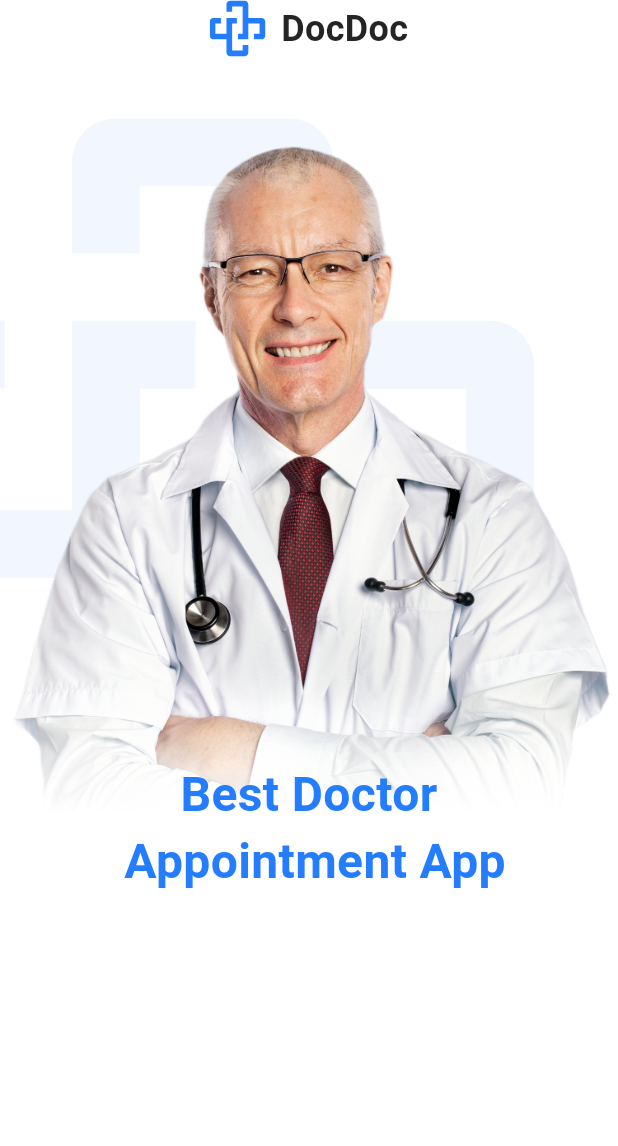
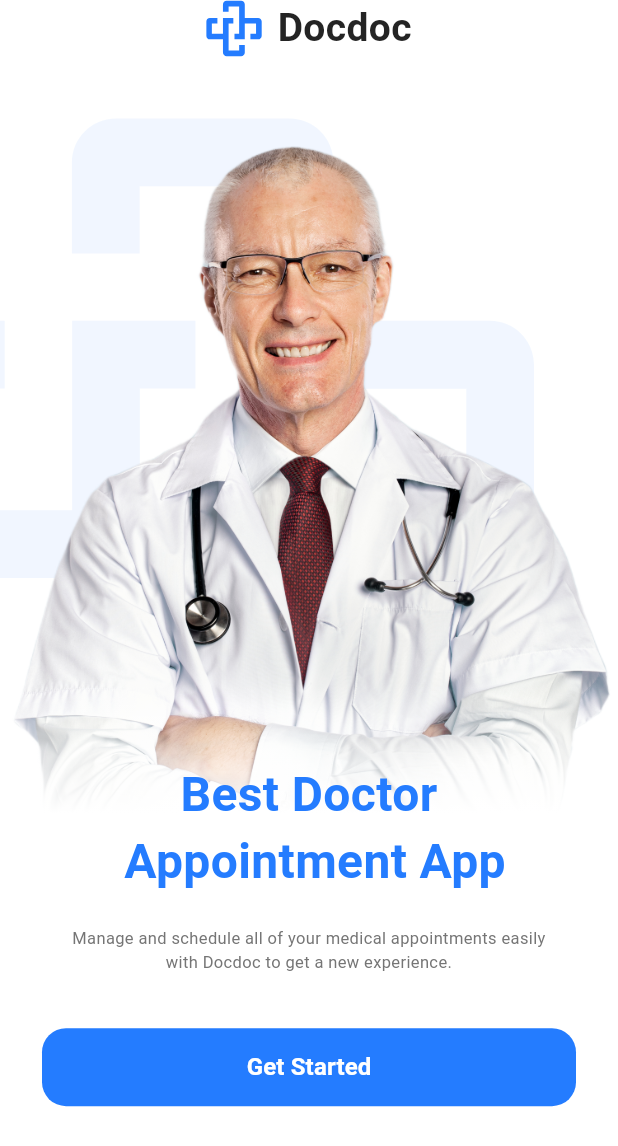
Before and after one commit to Ali-Ahmad-0/docdoc, a Flutter app: the screen it shows after launch, on a phone screen of 412 x 824 dp. Shown: the top 1146 px of the screen. Run offline on Flutter 3.47's test engine with Material 3 defaults, Android fonts, the light colour scheme and no system bars; our stand-ins replace flutter_screenutil, flutter_svg.

Commit message:
Refactor app structure to implement custom routing and enhance onboarding screen. Updated MyApp to use AppRouter, modified routes, and improved UI elements in onboarding and login screens.

```diff
--- a/lib/app.dart
+++ b/lib/app.dart
@@ -1,9 +1,13 @@
-import 'package:docdoc/features/onboarding/onboarding_screen.dart';
+import 'package:docdoc/core/routing/routes.dart';
 import 'package:flutter/material.dart';
 import 'package:flutter_screenutil/flutter_screenutil.dart';
 
+import 'core/routing/app_router.dart';
+import 'core/themes/colors.dart';
+
 class MyApp extends StatelessWidget {
-  const MyApp({super.key});
+  final AppRouter appRouter;
+  const MyApp({super.key, required this.appRouter});
 
   @override
   Widget build(BuildContext context) {
@@ -11,9 +15,16 @@ class MyApp extends StatelessWidget {
       designSize: const Size(375, 812),
       minTextAdapt: true,
       splitScreenMode: true,
-
-      // Use builder only if you need to use library outside ScreenUtilInit context
-      child: const OnboardingScreen(),
+      child: MaterialApp(
+        title: 'DocDoc',
+        theme: ThemeData(
+          primaryColor: ColorsManager().mainColorBlue,
+          scaffoldBackgroundColor: Colors.white,
+        ),
+        debugShowCheckedModeBanner: false,
+        onGenerateRoute: appRouter.generateRoute,
+        initialRoute: Routes.onBoardingScreen,
+      ),
     );
   }
 }
--- a/lib/core/routing/app_router.dart
+++ b/lib/core/routing/app_router.dart
@@ -1,14 +1,21 @@
 import 'package:docdoc/core/routing/routes.dart';
 import 'package:docdoc/features/login/ui/screens/login_screen.dart';
 import 'package:docdoc/features/onboarding/onboarding_screen.dart';
-import 'package:go_router/go_router.dart';
+import 'package:flutter/material.dart';
 
 class AppRouter {
-  final router = GoRouter(
-  routes: [
-    GoRoute(path: Routes.onBoarding, builder: (_, __) =>const OnboardingScreen()),
-    GoRoute(path: Routes.loginScreen, builder: (_, __) => const LoginScreen()),
-  ],
-);
-
+  Route generateRoute(RouteSettings settings) {
+    switch (settings.name) {
+      case Routes.onBoardingScreen:
+        return MaterialPageRoute(builder: (_) => const OnboardingScreen());
+      case Routes.loginScreen:
+        return MaterialPageRoute(builder: (_) => const LoginScreen());
+      default:
+        return MaterialPageRoute(
+          builder: (_) => Scaffold(
+            body: Center(child: Text('No route defined for ${settings.name}')),
+          ),
+        );
+    }
+  }
 }
--- a/lib/core/routing/routes.dart
+++ b/lib/core/routing/routes.dart
@@ -1,5 +1,4 @@
 class Routes {
-  static const String onBoarding = '/';
-  static const String loginScreen = '/loginScreen';
-
+  static const String onBoardingScreen = "/onBoardingScreen";
+  static const String loginScreen = "/loginScreen";
 }
--- a/lib/core/themes/colors.dart
+++ b/lib/core/themes/colors.dart
@@ -6,5 +6,5 @@ class ColorsManager {
   final Color darkgrey = Color(0xff242424);
   final Color grey30 = Color(0xffEDEDED);
   final Color grey40 = Color(0xffE0E0E0);
-
+   Color grey70 = Color(0xff757575);
 }
--- a/lib/core/themes/styles.dart
+++ b/lib/core/themes/styles.dart
@@ -1,10 +1,10 @@
+import 'package:docdoc/core/themes/colors.dart';
 import 'package:flutter/material.dart';
-import 'package:flutter_screenutil/flutter_screenutil.dart';
 
 class AppTextStyles {
-  static TextStyle font24BlackBold = TextStyle(
+  static TextStyle font26BlackBold = TextStyle(
     color: Color(0xff242424),
-    fontSize: 24,
+    fontSize: 26,
     fontWeight: FontWeight.bold,
   );
   static TextStyle font32BlueBold = TextStyle(
@@ -12,4 +12,14 @@ class AppTextStyles {
     fontSize: 32,
     fontWeight: FontWeight.w700,
   );
+  static TextStyle font13grey400 = TextStyle(
+    color: ColorsManager().grey70,
+    fontSize: 11,
+    fontWeight: FontWeight.w400,
+  );
+  static TextStyle font16white600 = TextStyle(
+    color: Colors.white,
+    fontSize: 16,
+    fontWeight: FontWeight.w600,
+  );
 }
--- a/lib/features/onboarding/onboarding_screen.dart
+++ b/lib/features/onboarding/onboarding_screen.dart
@@ -1,3 +1,5 @@
+import 'package:docdoc/core/themes/styles.dart';
+import 'package:docdoc/features/onboarding/widgets/get_started_button.dart';
 import 'package:docdoc/features/onboarding/widgets/image_and_text_stack.dart';
 import 'package:docdoc/features/onboarding/widgets/onboarding_logoandname.dart';
 import 'package:flutter/material.dart';
@@ -17,6 +19,20 @@ class OnboardingScreen extends StatelessWidget {
               OnboardingLogoandname(),
               SizedBox(height: 40),
               ImageAndTextStack(),
+              Padding(
+                padding: const EdgeInsets.symmetric(horizontal: 28),
+                child: Column(
+                  children: [
+                    Text(
+                      textAlign: TextAlign.center,
+                      'Manage and schedule all of your medical appointments easily \nwith Docdoc to get a new experience.',
+                      style: AppTextStyles.font13grey400,
+                    ),
+                    SizedBox(height: 36),
+                    GetStartedButton(),
+                  ],
+                ),
+              ),
             ],
           ),
         ),
--- /dev/null
+++ b/lib/features/onboarding/widgets/get_started_button.dart
@@ -0,0 +1,30 @@
+import 'package:docdoc/core/helper/extensions.dart';
+import 'package:docdoc/core/routing/routes.dart';
+import 'package:docdoc/core/themes/colors.dart';
+import 'package:docdoc/core/themes/styles.dart';
+import 'package:flutter/material.dart';
+
+class GetStartedButton extends StatelessWidget {
+  const GetStartedButton({super.key});
+
+  @override
+  Widget build(BuildContext context) {
+    return TextButton(
+      onPressed: () {
+        context.pushNamed(Routes.loginScreen);
+      },
+
+      style: ButtonStyle(
+        backgroundColor: WidgetStateProperty.all(ColorsManager().mainColorBlue),
+        tapTargetSize: MaterialTapTargetSize.shrinkWrap,
+        minimumSize: WidgetStateProperty.all(Size(double.infinity, 52)),
+        shape: WidgetStateProperty.all(
+          RoundedRectangleBorder(
+            borderRadius: BorderRadiusGeometry.circular(16),
+          ),
+        ),
+      ),
+      child: Text('Get Started', style: AppTextStyles.font16white600),
+    );
+  }
+}
--- a/lib/features/onboarding/widgets/onboarding_logoandname.dart
+++ b/lib/features/onboarding/widgets/onboarding_logoandname.dart
@@ -1,6 +1,5 @@
 import 'package:docdoc/core/themes/styles.dart';
 import 'package:flutter/material.dart';
-import 'package:flutter_screenutil/flutter_screenutil.dart';
 import 'package:flutter_svg/flutter_svg.dart';
 
 class OnboardingLogoandname extends StatelessWidget {
@@ -13,7 +12,7 @@ class OnboardingLogoandname extends StatelessWidget {
       children: [
         SvgPicture.asset('assets/icons/docdoc_logo.svg', height: 38),
         SizedBox(width: 10),
-        Text('DocDoc', style: AppTextStyles.font24BlackBold),
+        Text('Docdoc', style: AppTextStyles.font26BlackBold),
       ],
     );
   }
```
Also changed, not shown: lib/core/helper/extensions.dart (+10 -2 lines), lib/features/login/ui/screens/login_screen.dart (+6 -2 lines), lib/main.dart (+2 -11 lines), 1 other file.
